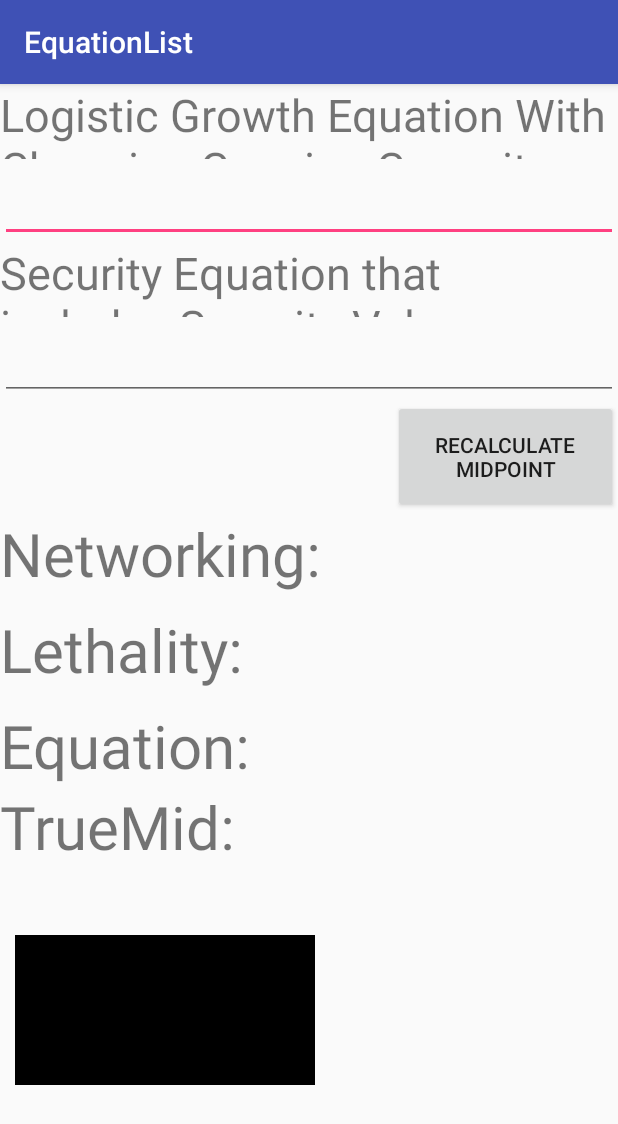
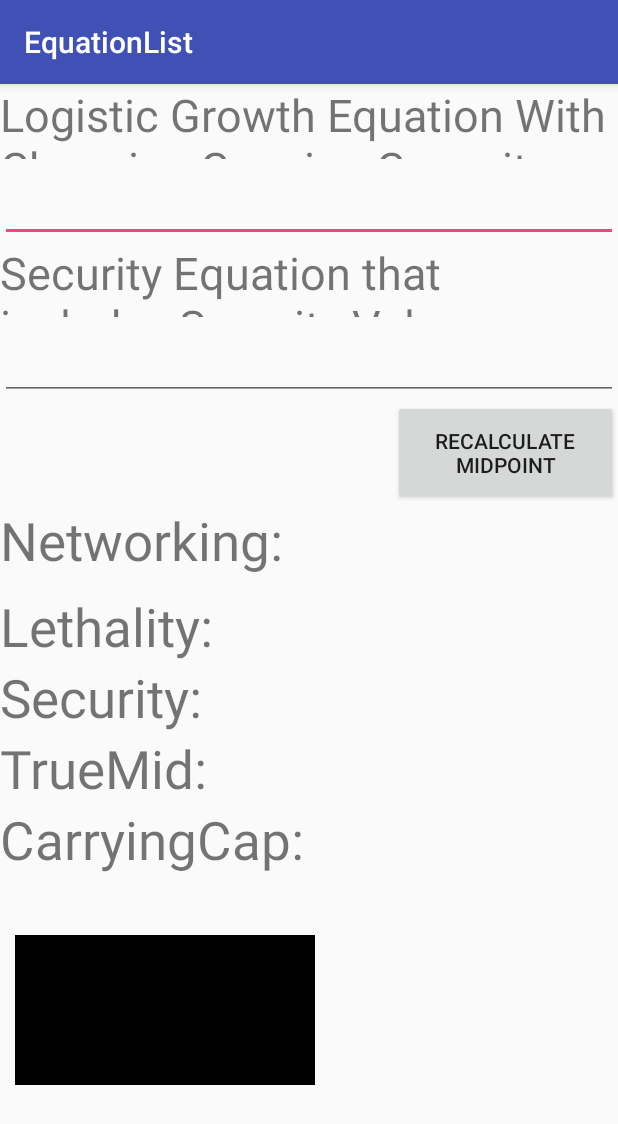
Before and after one commit to SHS-SpecialTopics/hacktheplanet, an Android app: the EquationList screen opened directly, with no data from a screen before it, on a phone screen of 412 x 824 dp. Shown: the top 1124 px of the screen. Run offline under Robolectric (Android 15) with nearby library versions, the phone set to English and light mode, and no system bars; 3 statements that could not run were skipped.

Commit message:
5/23/2016

```diff
--- a/app/src/main/res/layout/equation_list.xml
+++ b/app/src/main/res/layout/equation_list.xml
@@ -36,7 +36,7 @@
 
     <Button
         android:layout_width="150dp"
-        android:layout_height="75dp"
+        android:layout_height="70dp"
         android:text="Recalculate Midpoint"
         android:layout_gravity="right"
         android:onClick="reCalcMid"/>
@@ -46,7 +46,7 @@
         android:layout_height="wrap_content"
         android:text="Networking:"
         android:id="@+id/NetworkingCoeff"
-        android:textSize="40sp"
+        android:textSize="35sp"
         android:layout_marginBottom="10dp"/>
 
     <TextView
@@ -54,22 +54,29 @@
         android:layout_height="wrap_content"
         android:text="Lethality:"
         android:id="@+id/LethalityCoeff"
-        android:textSize="40sp"
-        android:layout_marginBottom="10dp"/>
+        android:textSize="35sp"
+        />
 
     <TextView
         android:layout_width="wrap_content"
         android:layout_height="wrap_content"
-        android:text="Equation:"
+        android:text="Security:"
         android:id="@+id/SecurityCoeff"
-        android:textSize="40sp"/>
+        android:textSize="35sp"/>
 
     <TextView
         android:layout_width="wrap_content"
         android:layout_height="wrap_content"
         android:text="TrueMid:"
         android:id="@+id/TrueMid"
-        android:textSize="40sp"/>
+        android:textSize="35sp"/>
+
+    <TextView
+        android:layout_width="wrap_content"
+        android:layout_height="wrap_content"
+        android:text="CarryingCap:"
+        android:id="@+id/CarryingCap"
+        android:textSize="35sp"/>
 
     <TextView
         android:id="@+id/time_view"
@@ -79,7 +86,7 @@
         android:textColor="#FFFFFF"
         android:text="Time"
         android:textSize="30sp"
-        android:layout_marginTop="45dp"
+        android:layout_marginTop="40dp"
         android:gravity="center"
         android:layout_marginLeft="10dp"/>
 
```
Also changed, not shown: app/src/main/java/android/realmtest/com/realmtest/MainActivity.java (+61 -38 lines).
